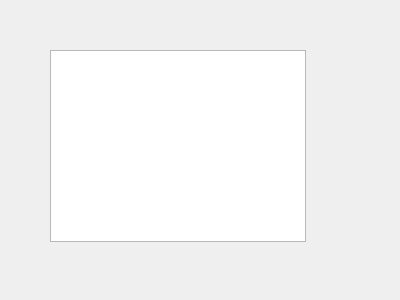
Old version of the form ui/commandlist.ui in the repository Robijn98/scriptEditorUI.
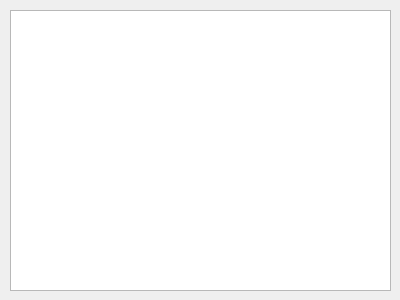
New version of the form.

```diff
--- a/ui/commandlist.ui
+++ b/ui/commandlist.ui
@@ -16,10 +16,10 @@
   <widget class="QListWidget" name="listWidget">
    <property name="geometry">
     <rect>
-     <x>50</x>
-     <y>50</y>
-     <width>256</width>
-     <height>192</height>
+     <x>10</x>
+     <y>10</y>
+     <width>381</width>
+     <height>281</height>
     </rect>
    </property>
   </widget>
```
